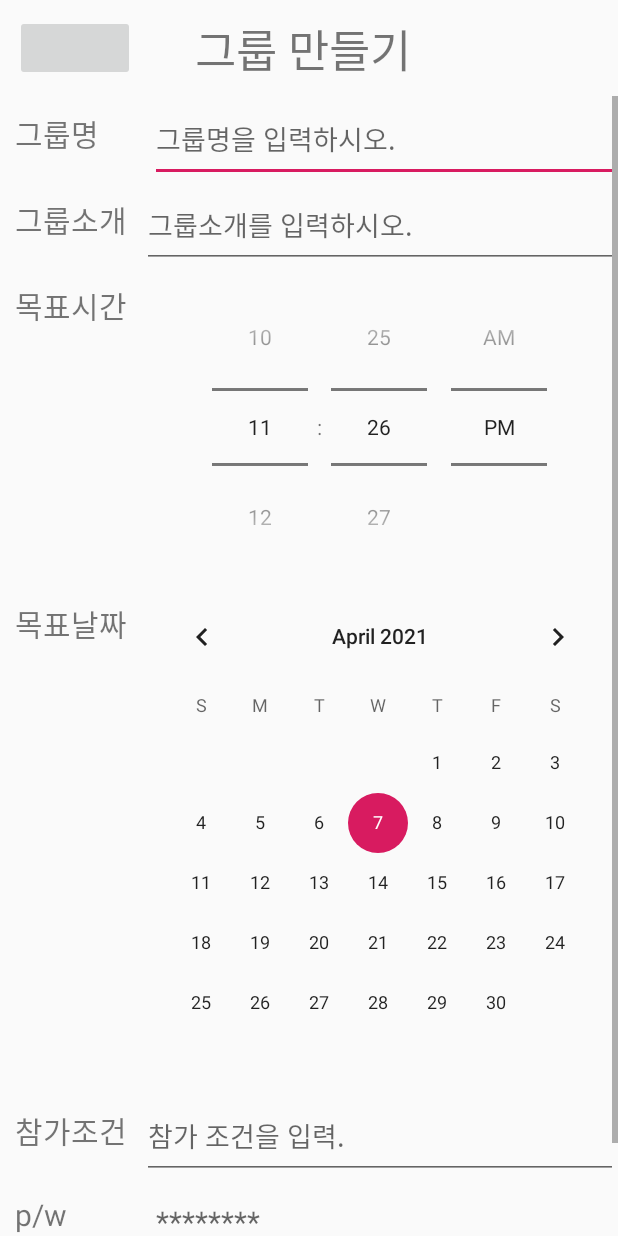
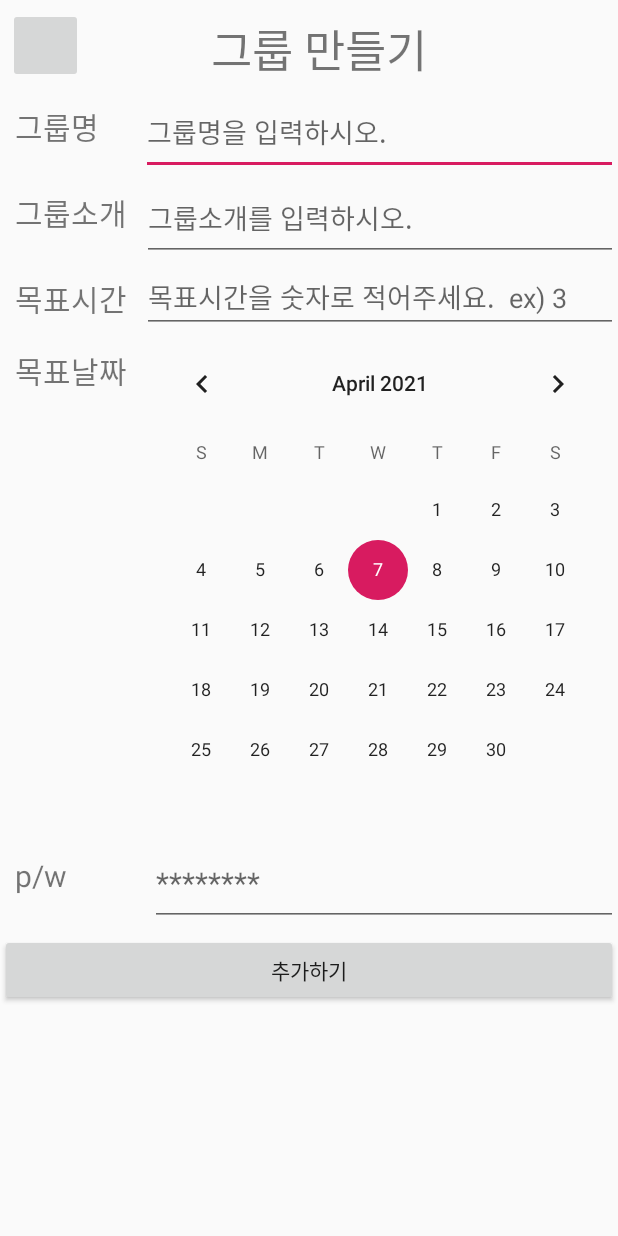
Before and after one commit to hjs2632/CAP_Together, an Android app: the make_group screen opened directly, with no data from a screen before it, on a phone screen of 412 x 824 dp. Run offline under Robolectric (Android 15) with nearby library versions, the phone set to English and light mode, and no system bars; our stand-ins replace Firebase (no records; nobody signed in at launch, a user with empty details on screens opened directly).

Commit message:
실험용

```diff
--- a/app/src/main/java/com/example/together/Group/make_group.java
+++ b/app/src/main/java/com/example/together/Group/make_group.java
@@ -3,6 +3,7 @@ package com.example.together.Group;
 import android.os.Bundle;
 import android.view.View;
 import android.widget.Button;
+import android.widget.CalendarView;
 import android.widget.EditText;
 import android.widget.ImageButton;
 
@@ -13,11 +14,15 @@ import com.example.together.R;
 import com.google.firebase.database.DatabaseReference;
 import com.google.firebase.database.FirebaseDatabase;
 
-public class make_group extends AppCompatActivity { //우왁굳 개싫어.. ->by.오혜지
+import java.util.Calendar;
+import java.util.Date;
+
+public class make_group extends AppCompatActivity {
 
     ImageButton backmain1; //이미지버튼 변수 선언
-    EditText Gname_edit, Gintro_edit; //그룹 이름, 그룹 설명 변수 선언
+    EditText Gname_edit, Gintro_edit,goaltime_edit; //그룹 이름, 그룹 설명, 목표시간 변수 선언
     Button addGroup_btn; //그룹 추가하기 버튼
+    CalendarView calendarView; //목표 날짜
 
     private FirebaseDatabase database;
     private DatabaseReference databaseReference;
@@ -29,8 +34,10 @@ public class make_group extends AppCompatActivity { //우왁굳 개싫어.. ->by
 
         Gname_edit = (EditText)findViewById(R.id.Gname_edit); //그룹명 에딧
         Gintro_edit = (EditText)findViewById(R.id.Gintro_edit); //그룹 설명 에딧
+        goaltime_edit = (EditText)findViewById(R.id.goaltime_edit); //목표시간
         addGroup_btn = (Button)findViewById(R.id.addGroup_btn); //그룹 추가 버튼
         backmain1 = (ImageButton)findViewById(R.id.backmain1); //뒤로가기 버튼 연결
+        calendarView = (CalendarView)findViewById(R.id.calendarView);//캘린더뷰
 
 
         database = FirebaseDatabase.getInstance(); // 파이어베이스 데이터베이스 연동
@@ -53,22 +60,35 @@ public class make_group extends AppCompatActivity { //우왁굳 개싫어.. ->by
             @Override
             public void onClick(View view) {
 
-                addGroup(Gname_edit.getText().toString(),Gintro_edit.getText().toString());
+                //현재의 날짜와 시간을 가지고 있는 Calendar 객체 생성.
+                Calendar calendar = Calendar.getInstance();
+
+                //calendarView에서 날짜값을 읽어와서 Date 객체에 저장
+                Date curDate = new Date(calendarView.getDate());
+
+                //calendar의 date를 calendarView의 date와 같도록 setting.
+                calendar.setTime(curDate);
+
+                //calendarView에서 선택되어진 값을 읽어와 문자열로 만들기
+                String selectedDate = Integer.toString(calendar.get(Calendar.YEAR))+ "-" + Integer.toString(calendar.get(Calendar.MONTH)) + "-" +Integer.toString(calendar.get(Calendar.DATE));
+
+                addGroup(Gname_edit.getText().toString(),Gintro_edit.getText().toString(), goaltime_edit.getText().toString(), selectedDate);
                 finish();
             }
         });
     }
 
-    public void addGroup(String Gname, String Gintro) {
+    public void addGroup(String Gname, String Gintro, String Goaltime, String Goalday) {
 
         int GCP=0; //현재 공부중인 인원은 처음 만든거니까 0
         int GAP=1; //그룹 전체 인원은 방금 만든 본인이 한명 있으니까 1
+        //int Goaltime_n = Integer.valueOf(goaltime).intValue();//문자를 숫자로 변환
 
-        Together_group_list Group = new Together_group_list(Gname, Gintro, GCP, GAP);
+        Together_group_list Group = new Together_group_list(Gname, Gintro, GCP, GAP, Goaltime, Goalday);
 
         //push()를 사용하여 상위 키값이 랜덤으로 나오도록 함. 키 값을 지정하고싶다면 child를 사용하자.
         //그리고 원래 push()가 새로운 생성의 개념으로 많이 쓰이는 것 같음.
-        databaseReference.child("Together_group_list").push().setValue(Group);
+        databaseReference.child("Together_group_list").child(Gname).setValue(Group);
     }
 
 }
--- a/app/src/main/res/layout/make_group.xml
+++ b/app/src/main/res/layout/make_group.xml
@@ -13,13 +13,13 @@
         android:layout_weight="1">
         <!--뒤로 가기 버튼-->
         <ImageButton
-            android:layout_width="80dp"
-            android:layout_height="match_parent"
+            android:layout_width="50dp"
+            android:layout_height="50dp"
             android:id="@+id/backmain1"
-            android:layout_margin="10dp"/>
+            android:layout_margin="5dp"/>
         <!--공백 표현-->
         <TextView
-            android:layout_width="20dp"
+            android:layout_width="70dp"
             android:layout_height="match_parent" />
         <!--그룹 만들기 텍스트-->
         <TextView
@@ -45,13 +45,14 @@
                 android:orientation="horizontal"
                 android:layout_weight="1">
                 <!--그룹명-->
+                <!--그룹 입력하기-->
                 <TextView
-                    android:layout_width="80dp"
+                    android:layout_width="74dp"
                     android:layout_height="match_parent"
                     android:layout_margin="10dp"
-                    android:textSize="20dp"
-                    android:text="그룹명"/>
-                <!--그룹 입력하기-->
+                    android:text="그룹명"
+                    android:textSize="20dp" />
+
                 <EditText
                     android:id="@+id/Gname_edit"
                     android:layout_width="match_parent"
@@ -92,10 +93,12 @@
                     android:textSize="20dp"
                     android:text="목표시간"/>
                 <!--그룹의 목표 시간설정 / 모드는 spinner로 설정-->
-                <TimePicker
-                    android:timePickerMode="spinner"
+                <EditText
+                    android:id="@+id/goaltime_edit"
                     android:layout_width="match_parent"
-                    android:layout_height="wrap_content" />
+                    android:layout_height="wrap_content"
+                    android:hint="목표시간을 숫자로 적어주세요.  ex) 3"
+                    ></EditText>
             </LinearLayout>
 
             <LinearLayout
@@ -112,26 +115,9 @@
                     android:text="목표날짜"/>
                 <!--캘린더뷰로 날짜 설정-->
                 <CalendarView
+                    android:id="@+id/calendarView"
                     android:layout_width="match_parent"
                     android:layout_height="match_parent" />
-            </LinearLayout>
-
-            <LinearLayout
-                android:layout_width="match_parent"
-                android:layout_height="wrap_content"
-                android:orientation="horizontal"
-                android:layout_weight="1">
-                <!--그룹 참자 조건-->
-                <TextView
-                    android:layout_width="wrap_content"
-                    android:layout_height="match_parent"
-                    android:layout_margin="10dp"
-                    android:textSize="20dp"
-                    android:text="참가조건"/>
-                <EditText
-                    android:layout_width="match_parent"
-                    android:layout_height="match_parent"
-                    android:hint="참가 조건을 입력."/>
             </LinearLayout>
 
             <LinearLayout
@@ -154,6 +140,7 @@
             </LinearLayout>
 
             <Button
+                android:layout_marginTop="5dp"
                 android:text="추가하기"
                 android:layout_width="match_parent"
                 android:layout_height="wrap_content"
```
Also changed, not shown: app/src/main/java/com/example/together/Group/Search_Adapter.java (added, +88 -0 lines), app/src/main/java/com/example/together/Group/Together_group_list.java (+21 -1 lines), app/src/main/java/com/example/together/Group/Together_search.java (+100 -1 lines), app/src/main/res/layout/together_search.xml (+17 -100 lines), app/src/main/java/com/example/together/Group/Together_Customlist.java (line endings or trailing spaces).
